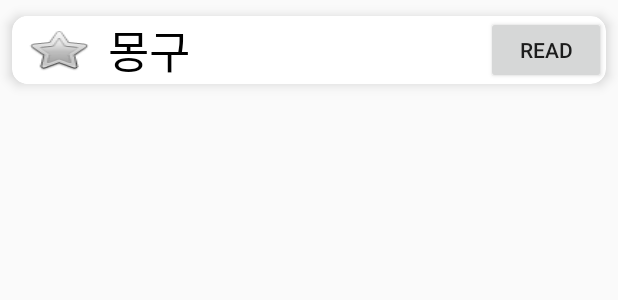
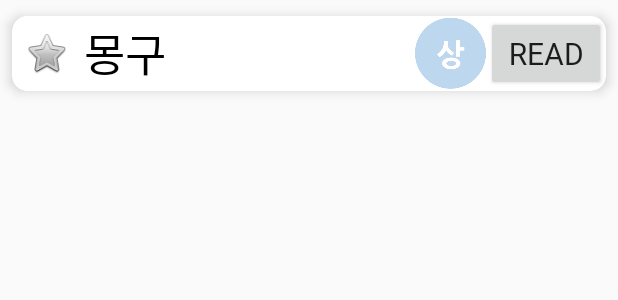
Before and after one commit to sowon0815/NUZAK, an Android app: the layout layout1.xml on its own in the app's theme, with its tools: preview values and no code run, on a phone screen of 412 x 824 dp. Shown: the top 300 px of the screen. Run offline under Robolectric (Android 15) with nearby library versions, the phone set to English and light mode, and no system bars; Roboto replaces fonts that are not available here.

Commit message:
20211113 updated

```diff
--- a/app/src/main/java/org/techtown/nuzak/Fragment1.java
+++ b/app/src/main/java/org/techtown/nuzak/Fragment1.java
@@ -56,7 +56,8 @@ public class Fragment1 extends Fragment {
             resultset.moveToNext();   // 첫번째에서 다음 레코드가 없을때까지 읽음
             String str_title = resultset.getString(1);   // 첫번째 속성
             String str_image = resultset.getString(3);   // 세번째 속성
-            adapter.addItem(new Story(str_title, str_image));
+            int level = resultset.getInt(5);
+            adapter.addItem(new Story(str_title, str_image, level));
         }
 
         listView.setAdapter(adapter);
@@ -112,6 +113,7 @@ public class Fragment1 extends Fragment {
             view.setTitle(item.getTitle());
             view.setImage(item.getImage());
             view.setStoryId(position);
+            view.setStoryLevel(item.getLevel());
 
             return view;
         }
--- a/app/src/main/java/org/techtown/nuzak/Layout1.java
+++ b/app/src/main/java/org/techtown/nuzak/Layout1.java
@@ -48,6 +48,8 @@ public class Layout1 extends LinearLayout {
         textView.setText(title);
     }
 
+
+
     public void showStory(final int resId){
         readButton.setOnClickListener(new OnClickListener() {
             @Override
--- a/app/src/main/java/org/techtown/nuzak/Story.java
+++ b/app/src/main/java/org/techtown/nuzak/Story.java
@@ -9,9 +9,10 @@ public class Story {
     int level;
 
     public Story(){}
-    public Story(String Title, String Image){
+    public Story(String Title, String Image, int level){
         this.Title = Title;
         this.Image = Image;
+        this.level = level;
     }
 
     public void setId(int id) {
--- a/app/src/main/res/layout/fragment3.xml
+++ b/app/src/main/res/layout/fragment3.xml
@@ -14,6 +14,8 @@
             android:id="@+id/textView9"
             android:layout_width="match_parent"
             android:layout_height="wrap_content"
+            android:layout_marginTop="30dp"
+            android:layout_marginBottom="30dp"
             android:background="#00000000"
             android:fontFamily="@font/bmjua"
             android:text="NUZAK 사용방법"
--- a/app/src/main/res/layout/layout1.xml
+++ b/app/src/main/res/layout/layout1.xml
@@ -36,7 +36,7 @@
 
                 <TextView
                     android:id="@+id/title"
-                    android:layout_width="wrap_content"
+                    android:layout_width="254dp"
                     android:layout_height="wrap_content"
                     android:layout_gravity="center"
                     android:layout_marginStart="10sp"
@@ -49,6 +49,14 @@
                     android:textColor="#000000"
                     android:textSize="30sp" />
 
+                <ImageView
+                    android:id="@+id/levelView"
+                    android:layout_width="50dp"
+                    android:layout_height="50dp"
+                    android:layout_gravity="center|center_horizontal|center_vertical"
+                    android:layout_weight="1"
+                    app:srcCompat="@drawable/level_3" />
+
             </LinearLayout>
 
             <Button
@@ -56,8 +64,10 @@
                 android:layout_width="wrap_content"
                 android:layout_height="match_parent"
                 android:layout_weight="1"
+                android:fontFamily="@font/nanumgothicbold"
                 android:shadowColor="#FFFFFF"
-                android:text="read" />
+                android:text="read"
+                android:textSize="20sp" />
         </LinearLayout>
 
     </androidx.cardview.widget.CardView>
```
Also changed, not shown: app/src/main/java/org/techtown/nuzak/Layout1View.java (+14 -0 lines), app/src/main/res/drawable-v24/level_1.png (added), app/src/main/res/drawable-v24/level_2.png (added), app/src/main/res/drawable-v24/level_3.png (added).
